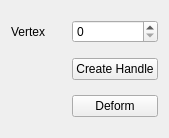
First picture: the form in deform/deform-widget.ui, repository ialhashim/ddtt-dev, before the edit.
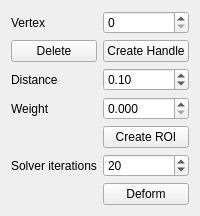
Second picture: the form after the edit.

Commit message: [deform] basic surface deformations with handles and ROI using ShapeOp library.

Diff of the .ui file:
```diff
--- a/deform/deform-widget.ui
+++ b/deform/deform-widget.ui
@@ -6,8 +6,8 @@
    <rect>
     <x>0</x>
     <y>0</y>
-    <width>169</width>
-    <height>138</height>
+    <width>181</width>
+    <height>215</height>
    </rect>
   </property>
   <property name="windowTitle">
@@ -27,10 +27,10 @@
      </property>
     </widget>
    </item>
-   <item row="1" column="1">
-    <widget class="QPushButton" name="createHandle">
+   <item row="7" column="1">
+    <widget class="QPushButton" name="deformButton">
      <property name="text">
-      <string>Create Handle</string>
+      <string>Deform</string>
      </property>
     </widget>
    </item>
@@ -41,10 +41,78 @@
      </property>
     </widget>
    </item>
+   <item row="5" column="0">
+    <widget class="QLabel" name="label_2">
+     <property name="text">
+      <string>Solver iterations</string>
+     </property>
+    </widget>
+   </item>
+   <item row="4" column="1">
+    <widget class="QPushButton" name="createROI">
+     <property name="text">
+      <string>Create ROI</string>
+     </property>
+    </widget>
+   </item>
+   <item row="1" column="1">
+    <widget class="QPushButton" name="createHandle">
+     <property name="text">
+      <string>Create Handle</string>
+     </property>
+    </widget>
+   </item>
+   <item row="1" column="0">
+    <widget class="QPushButton" name="deleteHandle">
+     <property name="text">
+      <string>Delete</string>
+     </property>
+    </widget>
+   </item>
+   <item row="2" column="0">
+    <widget class="QLabel" name="label_3">
+     <property name="text">
+      <string>Distance</string>
+     </property>
+    </widget>
+   </item>
    <item row="2" column="1">
-    <widget class="QPushButton" name="deformButton">
+    <widget class="QDoubleSpinBox" name="roiDistance">
+     <property name="maximum">
+      <double>1.000000000000000</double>
+     </property>
+     <property name="value">
+      <double>0.100000000000000</double>
+     </property>
+    </widget>
+   </item>
+   <item row="5" column="1">
+    <widget class="QSpinBox" name="numSolverIterations">
+     <property name="maximum">
+      <number>999999999</number>
+     </property>
+     <property name="singleStep">
+      <number>5</number>
+     </property>
+     <property name="value">
+      <number>20</number>
+     </property>
+    </widget>
+   </item>
+   <item row="3" column="0">
+    <widget class="QLabel" name="label_4">
      <property name="text">
-      <string>Deform</string>
+      <string>Weight</string>
+     </property>
+    </widget>
+   </item>
+   <item row="3" column="1">
+    <widget class="QDoubleSpinBox" name="gaussWeight">
+     <property name="decimals">
+      <number>3</number>
+     </property>
+     <property name="maximum">
+      <double>1.000000000000000</double>
      </property>
     </widget>
    </item>
```
The commit also changes 6 other files.
